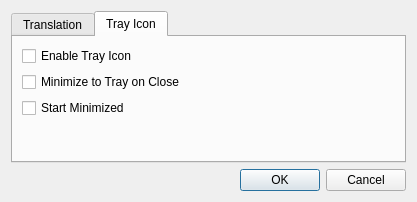
jnmbk/boncuk, file ui/configwindow.ui: the form before one commit.
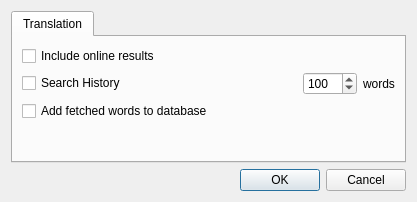
The form after the commit. The open tabs and pages were chosen to show the change. Icons and pictures are not drawn.

Commit message: feat: removed tray icon

```diff
--- a/ui/configwindow.ui
+++ b/ui/configwindow.ui
@@ -1,10 +1,10 @@
 <ui version="4.0" >
  <class>ConfigWindow</class>
- <widget class="QDialog" name="ConfigWindow" >
-  <property name="windowModality" >
+ <widget class="QDialog" name="ConfigWindow">
+  <property name="windowModality">
    <enum>Qt::WindowModal</enum>
   </property>
-  <property name="geometry" >
+  <property name="geometry">
    <rect>
     <x>0</x>
     <y>0</y>
@@ -12,94 +12,82 @@
     <height>202</height>
    </rect>
   </property>
-  <property name="windowTitle" >
+  <property name="windowTitle">
    <string>Configuration</string>
   </property>
-  <property name="windowIcon" >
+  <property name="windowIcon">
    <iconset>
     <normaloff>../icons/16x16/configure.png</normaloff>../icons/16x16/configure.png</iconset>
   </property>
-  <layout class="QGridLayout" >
-   <item row="0" column="0" >
-    <widget class="QTabWidget" name="tabWidget" >
-     <property name="currentIndex" >
+  <layout class="QGridLayout">
+   <item row="0" column="0">
+    <widget class="QTabWidget" name="tabWidget">
+     <property name="currentIndex">
       <number>0</number>
      </property>
-     <widget class="QWidget" name="translation" >
-      <attribute name="title" >
+     <widget class="QWidget" name="translation">
+      <attribute name="title">
        <string>Translation</string>
       </attribute>
-      <layout class="QGridLayout" name="gridLayout" >
-       <item row="0" column="0" >
-        <widget class="QCheckBox" name="online_search_enable" >
-         <property name="text" >
+      <layout class="QGridLayout" name="gridLayout">
+       <item row="0" column="0" colspan="4">
+        <widget class="QCheckBox" name="online_search_enable">
+         <property name="text">
           <string>Include online results</string>
          </property>
         </widget>
        </item>
-       <item row="1" column="0" >
-        <layout class="QHBoxLayout" >
-         <item>
-          <widget class="QCheckBox" name="history_enable" >
-           <property name="text" >
+       <item row="1" column="0"><widget class="QCheckBox" name="history_enable">
+           <property name="text">
             <string>Search History</string>
            </property>
           </widget>
-         </item>
-         <item>
-          <spacer>
-           <property name="orientation" >
+         </item><item row="1" column="1"><spacer>
+           <property name="orientation">
             <enum>Qt::Horizontal</enum>
            </property>
-           <property name="sizeHint" stdset="0" >
+           <property name="sizeHint" stdset="0">
             <size>
              <width>31</width>
              <height>20</height>
             </size>
            </property>
           </spacer>
-         </item>
-         <item>
-          <widget class="QSpinBox" name="wordcountSpinBox" >
-           <property name="maximumSize" >
+         </item><item row="1" column="2"><widget class="QSpinBox" name="wordcountSpinBox">
+           <property name="maximumSize">
             <size>
              <width>60</width>
              <height>16777215</height>
             </size>
            </property>
-           <property name="minimum" >
+           <property name="minimum">
             <number>1</number>
            </property>
-           <property name="maximum" >
+           <property name="maximum">
             <number>1500</number>
            </property>
-           <property name="value" >
+           <property name="value">
             <number>100</number>
            </property>
           </widget>
-         </item>
-         <item>
-          <widget class="QLabel" name="wordcount_label" >
-           <property name="text" >
+         </item><item row="1" column="3"><widget class="QLabel" name="wordcount_label">
+           <property name="text">
             <string>words</string>
            </property>
           </widget>
-         </item>
-        </layout>
-       </item>
-       <item row="2" column="0" >
-        <widget class="QCheckBox" name="add_enable" >
-         <property name="text" >
+         </item><item row="2" column="0" colspan="4">
+        <widget class="QCheckBox" name="add_enable">
+         <property name="text">
           <string>Add fetched words to database</string>
          </property>
         </widget>
        </item>
-       <item row="3" column="0" >
+       <item row="3" column="0" colspan="4">
         <spacer>
-         <property name="orientation" >
+         <property name="orientation">
           <enum>Qt::Vertical</enum>
          </property>
-         <property name="sizeHint" stdset="0" >
+         <property name="sizeHint" stdset="0">
           <size>
            <width>373</width>
            <height>16</height>
@@ -109,55 +97,14 @@
        </item>
       </layout>
      </widget>
-     <widget class="QWidget" name="trayIcon" >
-      <attribute name="title" >
-       <string>Tray Icon</string>
-      </attribute>
-      <layout class="QGridLayout" >
-       <item row="0" column="0" colspan="2" >
-        <widget class="QCheckBox" name="trayIcon_enable" >
-         <property name="text" >
-          <string>Enable Tray Icon</string>
-         </property>
-        </widget>
-       </item>
-       <item row="1" column="0" colspan="2" >
-        <widget class="QCheckBox" name="trayIcon_minimizeOnClose" >
-         <property name="text" >
-          <string>Minimize to Tray on Close</string>
-         </property>
-        </widget>
-       </item>
-       <item row="2" column="0" colspan="2" >
-        <widget class="QCheckBox" name="trayIcon_startMinimized" >
-         <property name="text" >
-          <string>Start Minimized</string>
-         </property>
-        </widget>
-       </item>
-       <item row="3" column="1" >
-        <spacer>
-         <property name="orientation" >
-          <enum>Qt::Vertical</enum>
-         </property>
-         <property name="sizeHint" stdset="0" >
-          <size>
-           <width>20</width>
-           <height>40</height>
-          </size>
-         </property>
-        </spacer>
-       </item>
-      </layout>
      </widget>
-    </widget>
    </item>
-   <item row="1" column="0" >
-    <widget class="QDialogButtonBox" name="buttonBox" >
-     <property name="orientation" >
+   <item row="1" column="0">
+    <widget class="QDialogButtonBox" name="buttonBox">
+     <property name="orientation">
       <enum>Qt::Horizontal</enum>
      </property>
-     <property name="standardButtons" >
+     <property name="standardButtons">
       <set>QDialogButtonBox::Cancel|QDialogButtonBox::Ok</set>
      </property>
     </widget>
```
Left out of the diff: 18 changed lines with no effect on the pictures. The commit also changes 5 other files.
